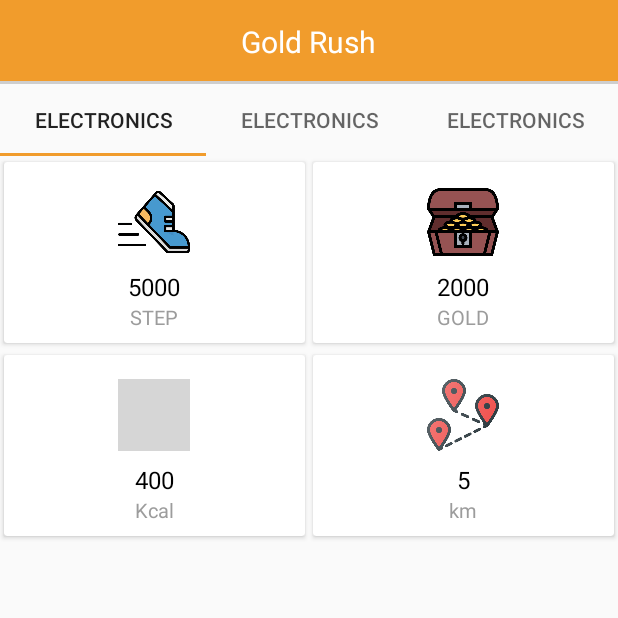
After one commit to JaVashit/CityRun, an Android app: the StoreActivity screen opened directly, with no data from a screen before it, on a phone screen of 412 x 824 dp, the top half of it. The commit adds this screen. Run offline under Robolectric (Android 15) with nearby library versions, the phone set to English and light mode, and no system bars; our stand-ins replace data binding; grey boxes are pictures that could not be loaded.

Commit message:
store 완료(이미지 필요함)

```diff
--- a/app/src/main/AndroidManifest.xml
+++ b/app/src/main/AndroidManifest.xml
@@ -31,7 +31,8 @@
         </activity>
         <activity android:name=".view.launch.LoginActivity" />
         <activity android:name=".view.main.MainActivity" />
-        <activity android:name=".SignupActivity" />
+        <activity android:name=".view.launch.SignupActivity" />
+        <activity android:name=".view.store.StoreActivity" />
         <service
             android:name=".service.StepCountService"
             android:enabled="true"
--- /dev/null
+++ b/app/src/main/java/sjsu/bhub/cityrun/BaseFragment.java
@@ -0,0 +1,30 @@
+package sjsu.bhub.cityrun;
+
+import android.content.Context;
+import android.databinding.DataBindingUtil;
+import android.databinding.ViewDataBinding;
+import android.os.Bundle;
+import android.support.annotation.Nullable;
+import android.support.v4.app.Fragment;
+import android.view.LayoutInflater;
+import android.view.View;
+import android.view.ViewGroup;
+
+public abstract class BaseFragment<B extends ViewDataBinding> extends Fragment {
+
+    protected B binding;
+    protected Context context;
+
+    protected abstract int getLayoutId();
+
+    @Nullable
+    @Override
+    public View onCreateView(LayoutInflater inflater, @Nullable ViewGroup container, @Nullable Bundle savedInstanceState) {
+        super.onCreateView(inflater, container, savedInstanceState);
+        binding = DataBindingUtil.inflate(inflater, getLayoutId(), container, false);
+        context = binding.getRoot().getContext();
+
+        return binding.getRoot();
+    }
+
+}
--- a/app/src/main/java/sjsu/bhub/cityrun/data/DrawerMenuVO.java
+++ b/app/src/main/java/sjsu/bhub/cityrun/data/DrawerMenuVO.java
@@ -10,6 +10,7 @@ public class DrawerMenuVO {
         this.menuName = menuName;
         this.menuUnit = menuUnit;
     }
+
 
     public int getMenuIconId() {
         return menuIconId;
--- a/app/src/main/java/sjsu/bhub/cityrun/view/launch/LoginActivity.java
+++ b/app/src/main/java/sjsu/bhub/cityrun/view/launch/LoginActivity.java
@@ -6,7 +6,6 @@ import android.view.View;
 
 import sjsu.bhub.cityrun.BaseActivity;
 import sjsu.bhub.cityrun.R;
-import sjsu.bhub.cityrun.SignupActivity;
 import sjsu.bhub.cityrun.databinding.ActivityLoginBinding;
 import sjsu.bhub.cityrun.view.main.MainActivity;
 
--- a/app/src/main/java/sjsu/bhub/cityrun/SignupActivity.java
+++ b/app/src/main/java/sjsu/bhub/cityrun/view/launch/SignupActivity.java
@@ -1,12 +1,13 @@
-package sjsu.bhub.cityrun;
+package sjsu.bhub.cityrun.view.launch;
 
 import android.content.Intent;
 import android.os.Bundle;
 import android.view.View;
 import android.widget.ArrayAdapter;
 
+import sjsu.bhub.cityrun.BaseActivity;
+import sjsu.bhub.cityrun.R;
 import sjsu.bhub.cityrun.databinding.ActivitySignupBinding;
-import sjsu.bhub.cityrun.view.launch.LoginActivity;
 
 public class SignupActivity extends BaseActivity<ActivitySignupBinding> {
 
--- a/app/src/main/java/sjsu/bhub/cityrun/view/main/DrawerMenuAdapter.java
+++ b/app/src/main/java/sjsu/bhub/cityrun/view/main/DrawerMenuAdapter.java
@@ -12,8 +12,8 @@ import java.util.List;
 
 import sjsu.bhub.cityrun.BaseRecyclerViewAdapter;
 import sjsu.bhub.cityrun.R;
+import sjsu.bhub.cityrun.data.DrawerMenuVO;
 import sjsu.bhub.cityrun.databinding.LayoutDrawerItemBinding;
-import sjsu.bhub.cityrun.data.DrawerMenuVO;
 
 public class DrawerMenuAdapter extends BaseRecyclerViewAdapter<DrawerMenuVO, DrawerMenuAdapter.DrawerMenuViewHolder> {
 
@@ -24,6 +24,7 @@ public class DrawerMenuAdapter extends BaseRecyclerViewAdapter<DrawerMenuVO, Dra
     public DrawerMenuAdapter(Context context, List<DrawerMenuVO> list){
         super(context, list);
     }
+
 
     @Override
     protected void onBindView(DrawerMenuViewHolder holder, int position) {
--- a/app/src/main/java/sjsu/bhub/cityrun/view/main/MainActivity.java
+++ b/app/src/main/java/sjsu/bhub/cityrun/view/main/MainActivity.java
@@ -7,7 +7,6 @@ import android.content.Intent;
 import android.content.IntentFilter;
 import android.os.Bundle;
 import android.support.v7.widget.GridLayoutManager;
-import android.support.v7.widget.StaggeredGridLayoutManager;
 import android.util.Log;
 import android.view.View;
 
@@ -27,6 +26,7 @@ import sjsu.bhub.cityrun.databinding.ActivityMainBinding;
 import sjsu.bhub.cityrun.service.LocationService;
 import sjsu.bhub.cityrun.service.StepCountService;
 import sjsu.bhub.cityrun.utils.PermissionUtil;
+import sjsu.bhub.cityrun.view.store.StoreActivity;
 
 public class MainActivity extends BaseActivity<ActivityMainBinding> implements OnMapReadyCallback {
     private final String TAG = "MainActivity";
@@ -88,12 +88,14 @@ public class MainActivity extends BaseActivity<ActivityMainBinding> implements O
 
     private void initDrawerMenu() {
         GridLayoutManager layoutManager = new GridLayoutManager(this, 2);
+
         /*layoutManager.setSpanSizeLookup(new GridLayoutManager.SpanSizeLookup() {
             @Override
             public int getSpanSize(int position) {
                 return 0;
             }
         });*/
+
         binding.layoutDrawerMenu.recyclerViewMenu.setLayoutManager(layoutManager);
 
         ArrayList<DrawerMenuVO> menuList = new ArrayList<>();
@@ -101,10 +103,21 @@ public class MainActivity extends BaseActivity<ActivityMainBinding> implements O
         menuList.add(new DrawerMenuVO(R.drawable.icon_treasure, "2000", "GOLD"));
         menuList.add(new DrawerMenuVO(R.drawable.icon_fire, "400", "Kcal"));
         menuList.add(new DrawerMenuVO(R.drawable.icon_distance, "5", "km"));
-//        menuList.add(new DrawerMenuVO(R.drawable.icon_store, "Store"));
+        //menuList.add(new DrawerMenuVO(R.drawable.icon_cart, "Store",""));
 
         adapter = new DrawerMenuAdapter(this, menuList);
         binding.layoutDrawerMenu.recyclerViewMenu.setAdapter(adapter);
+
+        binding.layoutDrawerMenu.storeLinearLayout.setOnClickListener(new View.OnClickListener(){
+                    @Override
+                    public void onClick(View v) {
+                        Intent intent = new Intent(getApplicationContext(), StoreActivity.class);
+                        startActivity(intent);
+                        overridePendingTransition(R.anim.enter_no_anim, R.anim.exit_no_anim);
+                        finish();
+                    }
+        });
+
     }
 
     @Override
--- /dev/null
+++ b/app/src/main/java/sjsu/bhub/cityrun/view/store/ElectronicsFragment.java
@@ -0,0 +1,48 @@
+package sjsu.bhub.cityrun.view.store;
+
+import android.os.Bundle;
+import android.support.annotation.Nullable;
+import android.support.v7.widget.GridLayoutManager;
+import android.view.View;
+
+import java.util.ArrayList;
+
+import sjsu.bhub.cityrun.BaseFragment;
+import sjsu.bhub.cityrun.R;
+import sjsu.bhub.cityrun.data.DrawerMenuVO;
+import sjsu.bhub.cityrun.databinding.FragmentElectronicsBinding;
+import sjsu.bhub.cityrun.view.main.DrawerMenuAdapter;
+
+public class ElectronicsFragment extends BaseFragment<FragmentElectronicsBinding> {
+
+    private DrawerMenuAdapter adapter;
+    View view;
+
+    @Override
+    protected int getLayoutId() {
+        return R.layout.fragment_electronics;
+    }
+
+    @Override
+    public void onActivityCreated(@Nullable Bundle savedInstanceState) {
+        super.onActivityCreated(savedInstanceState);
+        initView();
+    }
+
+    private void initView() {
+
+        GridLayoutManager layoutManager = new GridLayoutManager(this.getContext(), 2);
+
+        binding.fragmentRecyclerViewMenu.setLayoutManager(layoutManager);
+
+        ArrayList<DrawerMenuVO> menuList = new ArrayList<>();
+        menuList.add(new DrawerMenuVO(R.drawable.icon_step, "5000", "STEP"));
+        menuList.add(new DrawerMenuVO(R.drawable.icon_treasure, "2000", "GOLD"));
+        menuList.add(new DrawerMenuVO(R.drawable.icon_fire, "400", "Kcal"));
+        menuList.add(new DrawerMenuVO(R.drawable.icon_distance, "5", "km"));
+
+        adapter = new DrawerMenuAdapter(context, menuList);
+        binding.fragmentRecyclerViewMenu.setAdapter(adapter);
+    }
+
+}
--- /dev/null
+++ b/app/src/main/java/sjsu/bhub/cityrun/view/store/StoreActivity.java
@@ -0,0 +1,63 @@
+package sjsu.bhub.cityrun.view.store;
+
+import android.os.Bundle;
+import android.support.design.widget.TabLayout;
+import android.support.v4.view.ViewPager;
+
+import sjsu.bhub.cityrun.BaseActivity;
+import sjsu.bhub.cityrun.R;
+import sjsu.bhub.cityrun.databinding.ActivityStoreBinding;
+
+public class StoreActivity extends BaseActivity<ActivityStoreBinding> {
+
+    private TabLayout tabLayout;
+    private ViewPager viewPager;
+
+    @Override
+    protected int getLayoutId() {
+        return R.layout.activity_store;
+    }
+
+    @Override
+    protected void onCreate(Bundle savedInstanceState) {
+        super.onCreate(savedInstanceState);
+        initView();
+    }
+
+    private void initView(){
+
+
+        tabLayout = binding.storeTabLayout;
+
+        tabLayout.addTab(tabLayout.newTab().setText("electronics"));
+        tabLayout.addTab(tabLayout.newTab().setText("electronics"));
+        tabLayout.addTab(tabLayout.newTab().setText("electronics"));
+        tabLayout.setTabGravity(TabLayout.GRAVITY_FILL);
+
+        // Initializing ViewPager
+        viewPager = binding.storePager;
+
+        // Creating TabPagerAdapter adapter
+        TabAdapter pagerAdapter = new TabAdapter(getSupportFragmentManager(), tabLayout.getTabCount());
+        viewPager.setAdapter(pagerAdapter);
+        viewPager.addOnPageChangeListener(new TabLayout.TabLayoutOnPageChangeListener(tabLayout));
+
+        // Set TabSelectedListener
+        tabLayout.addOnTabSelectedListener(new TabLayout.OnTabSelectedListener() {
+            @Override
+            public void onTabSelected(TabLayout.Tab tab) {
+                viewPager.setCurrentItem(tab.getPosition());
+            }
+
+            @Override
+            public void onTabUnselected(TabLayout.Tab tab) {
+
+            }
+
+            @Override
+            public void onTabReselected(TabLayout.Tab tab) {
+
+            }
+        });
+    }
+}
--- /dev/null
+++ b/app/src/main/java/sjsu/bhub/cityrun/view/store/TabAdapter.java
@@ -0,0 +1,40 @@
+package sjsu.bhub.cityrun.view.store;
+
+import android.support.v4.app.Fragment;
+import android.support.v4.app.FragmentManager;
+import android.support.v4.app.FragmentStatePagerAdapter;
+
+public class TabAdapter extends FragmentStatePagerAdapter {
+
+    // Count number of tabs
+    private int tabCount;
+
+    public TabAdapter(FragmentManager fragmentManager, int tabCount) {
+        super(fragmentManager);
+        this.tabCount = tabCount;
+    }
+
+    @Override
+    public Fragment getItem(int position) {
+
+        // Returning the current tabs
+        switch (position) {
+            case 0:
+                ElectronicsFragment electronicsFragment1 = new ElectronicsFragment();
+                return electronicsFragment1;
+            case 1:
+                ElectronicsFragment electronicsFragment2 = new ElectronicsFragment();
+                return electronicsFragment2;
+            case 2:
+                ElectronicsFragment electronicsFragment3 = new ElectronicsFragment();
+                return electronicsFragment3;
+            default:
+                return null;
+        }
+    }
+
+    @Override
+    public int getCount() {
+        return tabCount;
+    }
+}
--- a/app/src/main/res/layout/activity_store.xml
+++ b/app/src/main/res/layout/activity_store.xml
@@ -6,7 +6,13 @@
         <import type="android.view.View"/>
     </data>
 
+    <android.support.v4.widget.DrawerLayout
+        android:id="@+id/drawer_layout"
+        android:layout_width="match_parent"
+        android:layout_height="match_parent">
+
         <LinearLayout
+            android:id="@+id/drawer_content"
             android:layout_width="match_parent"
             android:layout_height="match_parent"
             android:orientation="vertical">
@@ -16,7 +22,17 @@
                 layout="@layout/layout_toolbar"
                 bind:rightButton="@{View.GONE}" />
 
+            <android.support.design.widget.TabLayout
+                android:id="@+id/store_tabLayout"
+                android:layout_width="match_parent"
+                android:layout_height="wrap_content"/>
+
+            <android.support.v4.view.ViewPager
+                android:id="@+id/store_pager"
+                android:layout_width="match_parent"
+                android:layout_height="match_parent" />
+
 
         </LinearLayout>
-
+    </android.support.v4.widget.DrawerLayout>
 </layout>
--- a/app/src/main/res/layout/fragment_electronics.xml
+++ b/app/src/main/res/layout/fragment_electronics.xml
@@ -1,6 +1,17 @@
 <?xml version="1.0" encoding="utf-8"?>
-<android.support.constraint.ConstraintLayout
-    xmlns:android="http://schemas.android.com/apk/res/android" android:layout_width="match_parent"
-    android:layout_height="match_parent">
+<layout xmlns:android="http://schemas.android.com/apk/res/android"
+    xmlns:bind="http://schemas.android.com/tools">
 
-</android.support.constraint.ConstraintLayout>
+    <LinearLayout
+        android:layout_width="wrap_content"
+        android:layout_height="wrap_content">
+
+
+        <android.support.v7.widget.RecyclerView
+            android:id="@+id/fragment_recycler_view_menu"
+            android:layout_width="match_parent"
+            android:layout_height="wrap_content"
+            android:scrollbars="none"/>
+
+    </LinearLayout>
+</layout>
--- a/app/src/main/res/layout/layout_drawer_menu.xml
+++ b/app/src/main/res/layout/layout_drawer_menu.xml
@@ -71,6 +71,7 @@
             android:background="@android:color/white">
 
             <LinearLayout
+                android:id="@+id/store_linear_layout"
                 android:layout_width="match_parent"
                 android:layout_height="wrap_content"
                 android:orientation="horizontal">
```
Lines whose indentation alone changed are shown as unchanged.
